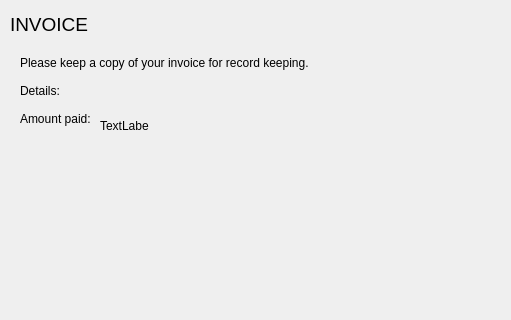
Qt form SalamtakProjCS2-9dc28a035728999ba67ea39cbed1fc082d830897/Salamtak Qt files/invoice.ui (ZeinNoureddin/SalamtakProject) before a commit; both pictures show x 0 to 511 and y 0 to 320 of the 800 by 600 pixel window.
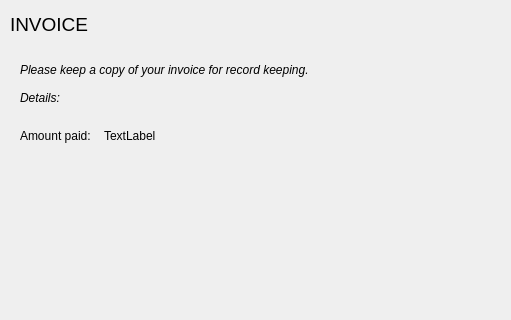
The same form after that commit.

The edit to the form file:
```diff
--- a/SalamtakProjCS2-9dc28a035728999ba67ea39cbed1fc082d830897/Salamtak Qt files/invoice.ui
+++ b/SalamtakProjCS2-9dc28a035728999ba67ea39cbed1fc082d830897/Salamtak Qt files/invoice.ui
@@ -42,26 +42,44 @@
       <height>81</height>
      </rect>
     </property>
+    <property name="font">
+     <font>
+      <italic>true</italic>
+      <underline>false</underline>
+     </font>
+    </property>
     <property name="text">
      <string>Please keep a copy of your invoice for record keeping.
 
 Details:
-
-Amount paid: </string>
+ </string>
     </property>
    </widget>
-   <widget class="QLabel" name="amountPaid">
+   <widget class="QWidget" name="horizontalLayoutWidget">
     <property name="geometry">
      <rect>
-      <x>100</x>
-      <y>110</y>
-      <width>49</width>
+      <x>20</x>
+      <y>120</y>
+      <width>161</width>
       <height>31</height>
      </rect>
     </property>
-    <property name="text">
-     <string>TextLabel</string>
-    </property>
+    <layout class="QHBoxLayout" name="horizontalLayout">
+     <item>
+      <widget class="QLabel" name="label_3">
+       <property name="text">
+        <string>Amount paid:</string>
+       </property>
+      </widget>
+     </item>
+     <item>
+      <widget class="QLabel" name="amountPaid">
+       <property name="text">
+        <string>TextLabel</string>
+       </property>
+      </widget>
+     </item>
+    </layout>
    </widget>
   </widget>
   <widget class="QMenuBar" name="menubar">
```
